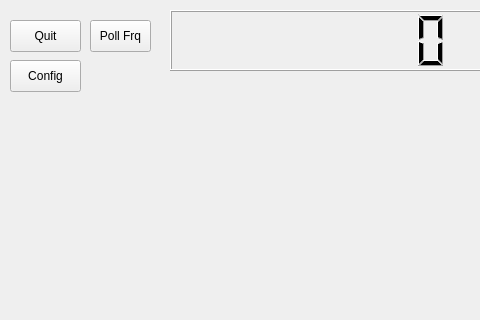
Qt form mainwindow.ui (challinan/MacRemoteRig) before a commit; both pictures show x 0 to 480 and y 0 to 320 of the 1260 by 600 pixel window.
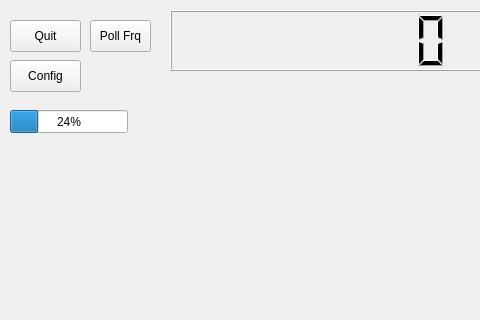
The same form after that commit.

Patch:
```diff
--- a/mainwindow.ui
+++ b/mainwindow.ui
@@ -197,6 +197,19 @@
      <string>Config</string>
     </property>
    </widget>
+   <widget class="QProgressBar" name="smeterProgressBar">
+    <property name="geometry">
+     <rect>
+      <x>10</x>
+      <y>110</y>
+      <width>118</width>
+      <height>23</height>
+     </rect>
+    </property>
+    <property name="value">
+     <number>24</number>
+    </property>
+   </widget>
   </widget>
   <widget class="QStatusBar" name="statusbar"/>
  </widget>
```
